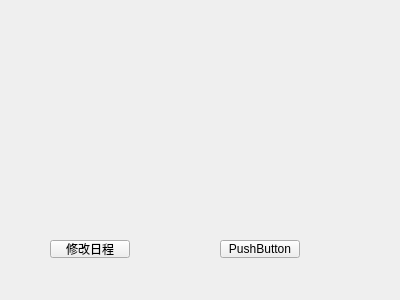
Qt form realProgect/calendarmc.ui (Arthur381/QTproject) before a commit.
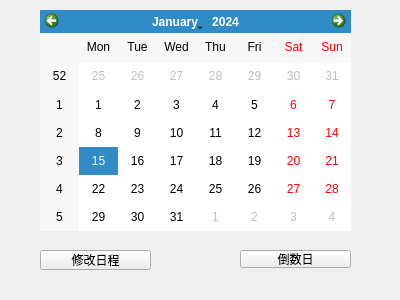
The same form after that commit.

What changed in the file:
```diff
--- a/realProgect/calendarmc.ui
+++ b/realProgect/calendarmc.ui
@@ -16,27 +16,40 @@
   <widget class="QPushButton" name="pushButton">
    <property name="geometry">
     <rect>
-     <x>50</x>
-     <y>240</y>
-     <width>80</width>
+     <x>240</x>
+     <y>250</y>
+     <width>111</width>
      <height>18</height>
+    </rect>
+   </property>
+   <property name="text">
+    <string>倒数日</string>
+   </property>
+  </widget>
+  <widget class="QPushButton" name="Modify">
+   <property name="geometry">
+    <rect>
+     <x>40</x>
+     <y>250</y>
+     <width>111</width>
+     <height>20</height>
     </rect>
    </property>
    <property name="text">
     <string>修改日程</string>
    </property>
   </widget>
-  <widget class="QPushButton" name="pushButton_2">
+  <widget class="QCalendarWidget" name="calendarWidget">
    <property name="geometry">
     <rect>
-     <x>220</x>
-     <y>240</y>
-     <width>80</width>
-     <height>18</height>
+     <x>40</x>
+     <y>10</y>
+     <width>311</width>
+     <height>221</height>
     </rect>
    </property>
-   <property name="text">
-    <string>PushButton</string>
+   <property name="whatsThis">
+    <string>&lt;html&gt;&lt;head/&gt;&lt;body&gt;&lt;p&gt;你好&lt;/p&gt;&lt;/body&gt;&lt;/html&gt;</string>
    </property>
   </widget>
  </widget>
```
Left out of the diff: 2 changed lines with no effect on the pictures.
